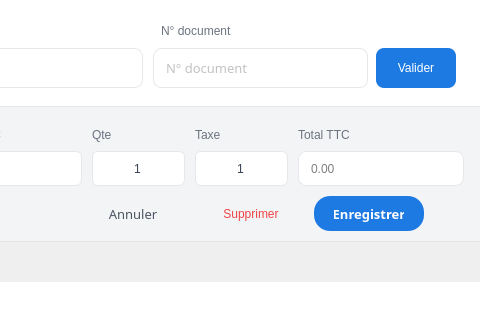
Old version of the form program/windows/nouveau_doc/doc.ui in the repository lak-barmajyat/ERP; both pictures show x 756 to 1236 and y 0 to 328 of the 1236 by 659 pixel window.
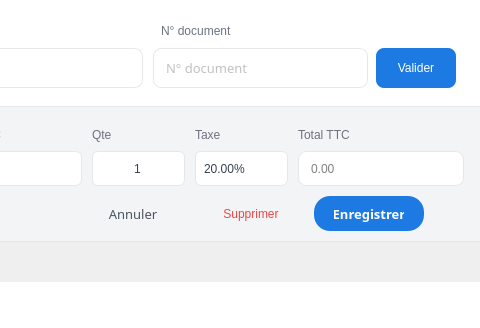
New version of the form. Icons and pictures are not drawn.

```diff
--- a/program/windows/nouveau_doc/doc.ui
+++ b/program/windows/nouveau_doc/doc.ui
@@ -765,7 +765,7 @@
             </widget>
            </item>
            <item>
-            <widget class="QLineEdit" name="taxe_editline">
+            <widget class="QComboBox" name="taxe_editline">
              <property name="sizePolicy">
               <sizepolicy hsizetype="Expanding" vsizetype="Expanding">
                <horstretch>0</horstretch>
@@ -785,14 +785,23 @@
               </size>
              </property>
              <property name="styleSheet">
-              <string notr="true">QLineEdit#taxe_editline { background-color: #ffffff; border: 1px solid #e5e7eb; border-radius: 6px; padding: 5px 8px; font: 400 10pt &quot;Overpass&quot;; color: #374151; min-width: 55px; max-width: 75px; } QLineEdit#taxe_editline:hover { border-color: #d1d5db; } QLineEdit#taxe_editline:focus { border-color: #1d7ae2; }</string>
+              <string notr="true">QComboBox#taxe_editline { background-color: #ffffff; border: 1px solid #e5e7eb; border-radius: 6px; padding: 5px 8px; font: 400 10pt &quot;Overpass&quot;; color: #374151; min-width: 55px; max-width: 75px; } QComboBox#taxe_editline:hover { border-color: #d1d5db; } QComboBox#taxe_editline:focus { border-color: #1d7ae2; } QComboBox#taxe_editline::drop-down { border: none; width: 18px; } QComboBox#taxe_editline::down-arrow { image: url(program/assets/global/down_blue_arrow.svg); width: 10px; height: 10px; }</string>
              </property>
+             <item>
              <property name="text">
-              <string>1</string>
-             </property>
-             <property name="alignment">
-              <set>Qt::AlignCenter</set>
-             </property>
+               <string>20.00%</string>
+              </property>
+             </item>
+             <item>
+              <property name="text">
+               <string>10.00%</string>
+              </property>
+             </item>
+             <item>
+              <property name="text">
+               <string>5.00%</string>
+              </property>
+             </item>
             </widget>
            </item>
           </layout>
```
Lines whose indentation alone changed are shown as unchanged.
